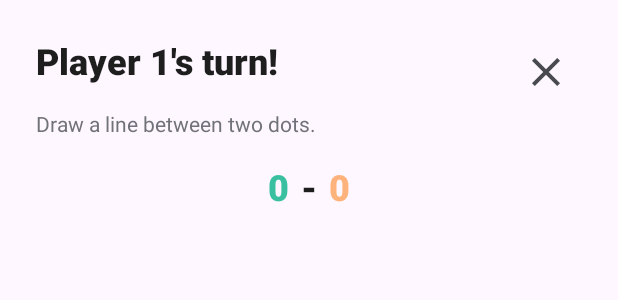
After one commit to JarnoVlaar/DBL-App-Development, an Android app: the layout activity_offline_game.xml on its own in the app's theme, with its tools: preview values and no code run, on a phone screen of 412 x 824 dp. The commit adds this screen. Shown: the top 300 px of the screen. Run offline under Robolectric (Android 15) with nearby library versions, the phone set to English and light mode, and no system bars.

Commit message:
Add view model for offline game

```diff
--- a/app/src/main/AndroidManifest.xml
+++ b/app/src/main/AndroidManifest.xml
@@ -23,7 +23,7 @@
             android:theme="@style/Theme.StrataGrids">
         </activity>
         <activity
-            android:name=".GameActivity"
+            android:name=".ui.game.GameActivity"
             android:exported="false"
             android:theme="@style/Theme.StrataGrids">
         </activity>
--- /dev/null
+++ b/app/src/main/res/layout/activity_offline_game.xml
@@ -0,0 +1,107 @@
+<?xml version="1.0" encoding="utf-8"?>
+<androidx.constraintlayout.widget.ConstraintLayout xmlns:android="http://schemas.android.com/apk/res/android"
+    xmlns:app="http://schemas.android.com/apk/res-auto"
+    android:layout_width="match_parent"
+    android:layout_height="match_parent"
+    android:padding="24dp">
+
+    <nl.tue.stratagrids.ui.game.GameBoardView
+        android:id="@+id/gameBoard"
+        android:layout_width="0dp"
+        android:layout_height="0dp"
+        android:layout_centerInParent="true"
+        android:layout_marginStart="24dp"
+        android:layout_marginTop="24dp"
+        android:layout_marginEnd="24dp"
+        app:layout_constraintBottom_toBottomOf="parent"
+        app:layout_constraintEnd_toEndOf="parent"
+        app:layout_constraintStart_toStartOf="parent"
+        app:layout_constraintTop_toBottomOf="@+id/linearLayout" />
+
+    <TextView
+        android:id="@+id/tvTurn"
+        android:layout_width="wrap_content"
+        android:layout_height="wrap_content"
+        android:layout_above="@id/gameBoard"
+        android:fontFamily="sans-serif-black"
+        android:text="@string/local_p1_turn"
+        android:textColor="#1E1E1E"
+        android:textSize="24sp"
+        app:layout_constraintStart_toStartOf="parent"
+        app:layout_constraintTop_toTopOf="parent" />
+
+    <TextView
+        android:id="@+id/textView"
+        android:layout_width="wrap_content"
+        android:layout_height="wrap_content"
+        android:layout_marginTop="16dp"
+        android:fontFamily="sans-serif"
+        android:text="@string/local_turn_description"
+        android:textColor="#71727A"
+        android:textSize="14sp"
+        app:layout_constraintStart_toStartOf="parent"
+        app:layout_constraintTop_toBottomOf="@+id/tvTurn" />
+
+    <LinearLayout
+        android:id="@+id/linearLayout"
+        android:layout_width="wrap_content"
+        android:layout_height="wrap_content"
+        android:layout_marginStart="24dp"
+        android:layout_marginTop="16dp"
+        android:layout_marginEnd="24dp"
+
+        app:layout_constraintDimensionRatio="h,"
+        app:layout_constraintEnd_toEndOf="parent"
+        app:layout_constraintStart_toStartOf="parent"
+        app:layout_constraintTop_toBottomOf="@+id/textView">
+
+        <TextView
+            android:id="@+id/tvPlayer1Score"
+            android:layout_width="wrap_content"
+            android:layout_height="wrap_content"
+            android:fontFamily="sans-serif-black"
+            android:text="@string/score_indicator_left"
+            android:textColor="#3AC0A0"
+            android:textSize="24sp" />
+
+        <Space
+            android:layout_width="8dp"
+            android:layout_height="wrap_content" />
+
+        <TextView
+            android:id="@+id/tvScoreDivider"
+            android:layout_width="wrap_content"
+            android:layout_height="wrap_content"
+            android:fontFamily="sans-serif-black"
+            android:text="@string/score_indicator_separator"
+            android:textColor="#1E1E1E"
+            android:textSize="24sp" />
+
+        <Space
+            android:layout_width="8dp"
+            android:layout_height="wrap_content" />
+
+        <TextView
+            android:id="@+id/tvPlayer2Score"
+            android:layout_width="wrap_content"
+            android:layout_height="wrap_content"
+            android:fontFamily="sans-serif-black"
+            android:text="@string/score_indicator_right"
+            android:textColor="#FFB37C"
+            android:textSize="24sp" />
+
+    </LinearLayout>
+
+    <ImageButton
+        android:id="@+id/BackButton"
+        android:layout_width="48dp"
+        android:layout_height="48dp"
+        android:background="@android:color/transparent"
+        android:contentDescription="@string/ProfileSettingsBackButtonText"
+        android:padding="8dp"
+        android:scaleType="fitCenter"
+        app:layout_constraintEnd_toEndOf="parent"
+        app:layout_constraintTop_toTopOf="parent"
+        app:srcCompat="@drawable/close" />
+
+</androidx.constraintlayout.widget.ConstraintLayout>
--- a/app/src/main/res/layout/activity_game.xml
+++ b/app/src/main/res/layout/activity_online_game.xml
@@ -5,7 +5,7 @@
     android:layout_height="match_parent"
     android:padding="24dp">
 
-    <nl.tue.stratagrids.GameBoardView
+    <nl.tue.stratagrids.ui.game.GameBoardView
         android:id="@+id/gameBoard"
         android:layout_width="0dp"
         android:layout_height="0dp"
@@ -25,7 +25,7 @@
         android:layout_height="wrap_content"
         android:layout_above="@id/gameBoard"
         android:fontFamily="sans-serif-black"
-        android:text="@string/local_p1_turn"
+        android:text="@string/online_your_turn"
         android:textColor="#1E1E1E"
         android:textSize="24sp"
         app:layout_constraintStart_toStartOf="parent"
@@ -52,7 +52,7 @@
         android:layout_height="wrap_content"
         android:layout_marginTop="16dp"
         android:fontFamily="sans-serif"
-        android:text="@string/local_turn_description"
+        android:text="@string/online_your_turn_description"
         android:textColor="#71727A"
         android:textSize="14sp"
         app:layout_constraintStart_toStartOf="parent"
```
Also changed, not shown: app/src/main/java/nl/tue/stratagrids/AbstractGame.java (renamed from app/src/main/java/nl/tue/stratagrids/Game.java, +31 -16 lines), app/src/main/java/nl/tue/stratagrids/GameActivity.java (deleted, +0 -18 lines), app/src/main/java/nl/tue/stratagrids/OfflineGame.java (added, +8 -0 lines), app/src/main/java/nl/tue/stratagrids/ui/game/GameActivity.java (added, +51 -0 lines), app/src/main/java/nl/tue/stratagrids/ui/game/GameBoardView.java (renamed from app/src/main/java/nl/tue/stratagrids/GameBoardView.java, +21 -22 lines).
